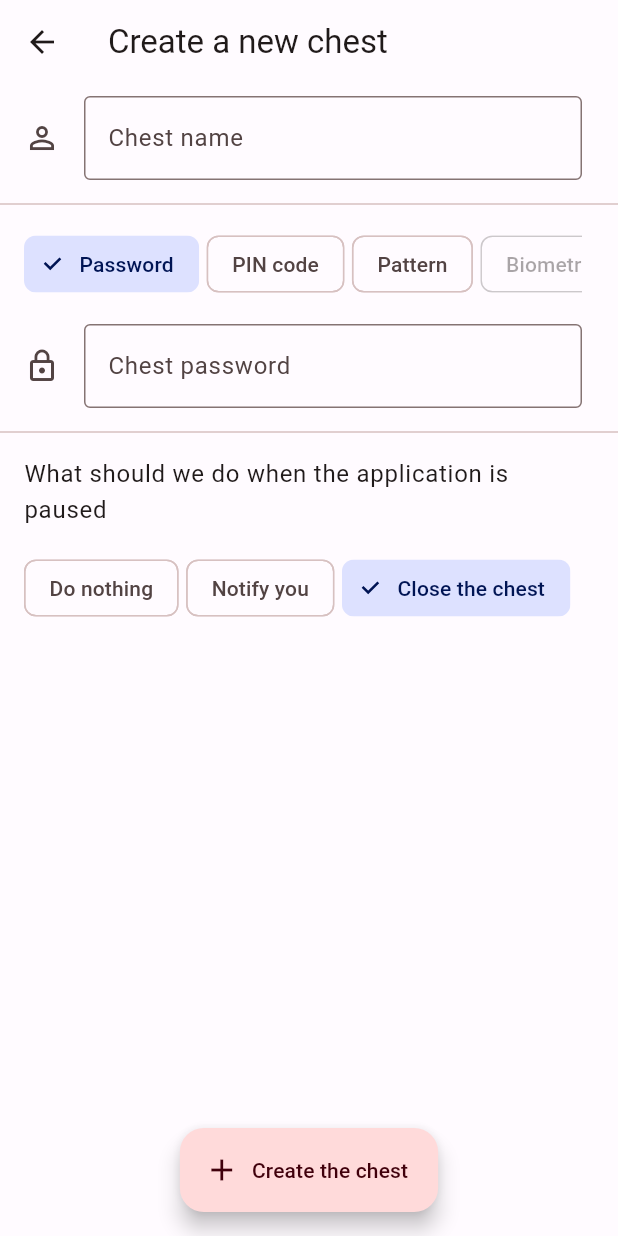
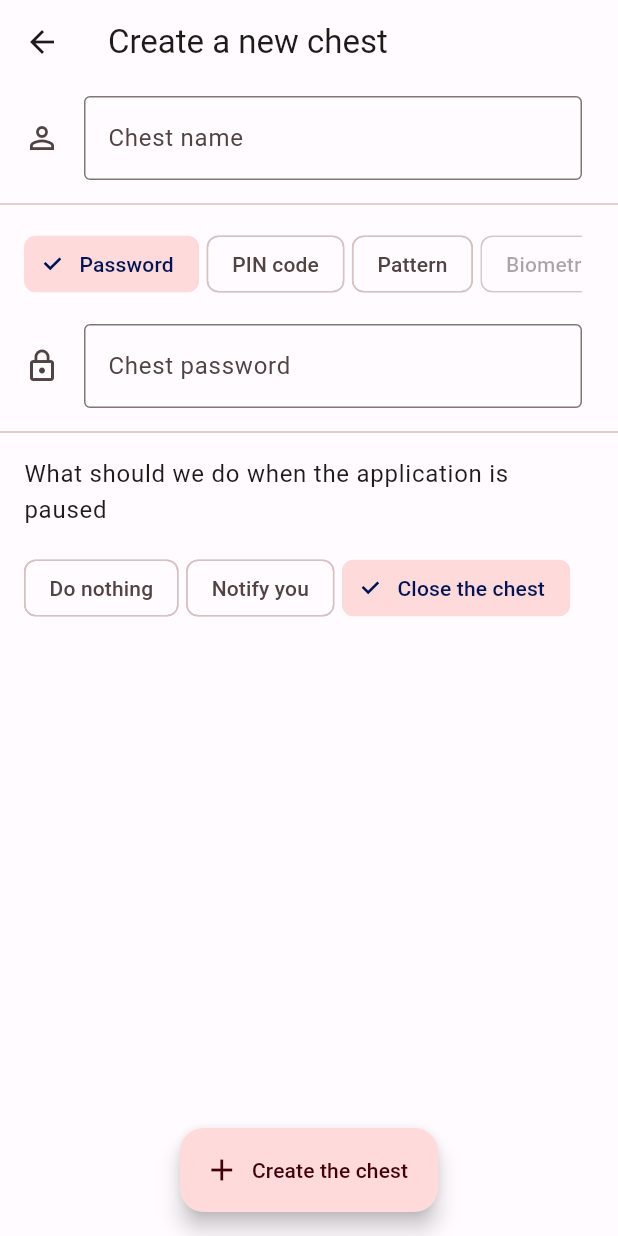
Before and after one commit to theskyblockman/life-chest, a Flutter app: the screen it shows after launch, after a tap on "Skip", after a tap on the "add" icon, on a phone screen of 412 x 824 dp. Run offline on Flutter 3.47's test engine with Material 2 defaults, Android fonts, the phone set to English and light mode, and no system bars; drawn by our look-alikes of dynamic_color; our stand-ins replace audio_service, better_player, file_picker, just_audio, local_auth, marquee and 1 more; missing offline and left inert: cryptography, encrypt, flutter_media_metadata, flutter_pdfview, local_auth_crypto, pattern_lock.

Commit message:
Fixed bug who prevents deleting a folder. Made some modifications for the color of the files / the general color scheme / tried some fixes for the audio player with opus files without success.

```diff
--- a/lib/file_recovery/single_threaded_recovery.dart
+++ b/lib/file_recovery/single_threaded_recovery.dart
@@ -109,6 +109,7 @@ class SingleThreadedRecovery {
             ? base64.encode(foundData.albumArt!)
             : null;
         finalData['audioData']['initialSize'] = createdFile.lengthSync();
+        finalData['type'] = foundData.mimeType;
       } else {
         finalData['audioData'] = importedFile!.$1['audioData'];
       }
--- a/lib/file_viewers/documents.dart
+++ b/lib/file_viewers/documents.dart
@@ -32,7 +32,6 @@ class DocumentViewer extends FileViewer {
           ? PDFView(
         gestureRecognizers: {
           Factory(() => VerticalDragGestureRecognizer()),
-          Factory(() => PanGestureRecognizer())
         },
           nightMode: MediaQuery.of(context).platformBrightness == Brightness.dark,
           pdfData: loadedDocument,
--- a/lib/new_chest.dart
+++ b/lib/new_chest.dart
@@ -82,6 +82,7 @@ class CreateNewChestPageState extends State<CreateNewChestPage> {
                       future: mechanism.isAvailable(),
                       builder: (context, snapshot) {
                         return ChoiceChip(
+                            selectedColor: Theme.of(context).colorScheme.primaryContainer,
                             label: Text(mechanism.getName(context)),
                             selected: mechanism == currentMechanism,
                             onSelected: snapshot.data != null && snapshot.data!
@@ -109,6 +110,7 @@ class CreateNewChestPageState extends State<CreateNewChestPage> {
             child: Wrap(spacing: 5.0, clipBehavior: Clip.none, children: [
               ...List<Widget>.generate(3, (index) {
                 return ChoiceChip(
+                    selectedColor: Theme.of(context).colorScheme.primaryContainer,
                     label: Text(onPausePossibilities[index].$1),
                     selected:
                         policy.securityLevel == onPausePossibilities[index].$2,
--- a/lib/onboarding.dart
+++ b/lib/onboarding.dart
@@ -87,7 +87,7 @@ class WelcomePageState extends State<WelcomePage> {
           child: AnimatedOpacity(
               opacity: isLastPage ? 0 : 1,
               duration: const Duration(milliseconds: 500),
-              child: FilledButton.tonalIcon(
+              child: OutlinedButton.icon(
                   onPressed: () {
                     if (!isLastPage) {
                       Navigator.pushReplacement(
@@ -123,7 +123,7 @@ class WelcomePageState extends State<WelcomePage> {
           transitionBuilder: (child, animation) {
             return FadeTransition(opacity: animation, child: child);
           },
-          child: FilledButton.tonalIcon(
+          child: FilledButton.icon(
             icon: isLastPage
                 ? const Icon(Icons.add)
                 : const Icon(Icons.chevron_right_rounded),
```
Also changed, not shown: lib/file_explorer/file_explorer.dart (+6 -13 lines), lib/file_explorer/file_thumbnail.dart (+16 -7 lines), lib/file_viewers/audio.dart (+6 -6 lines).
